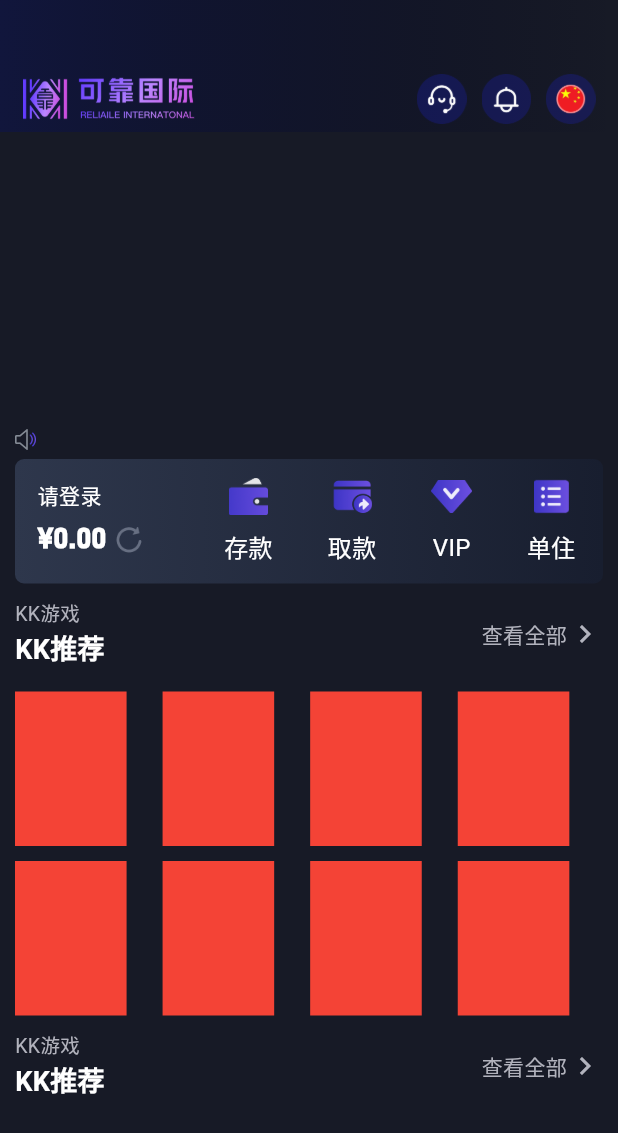
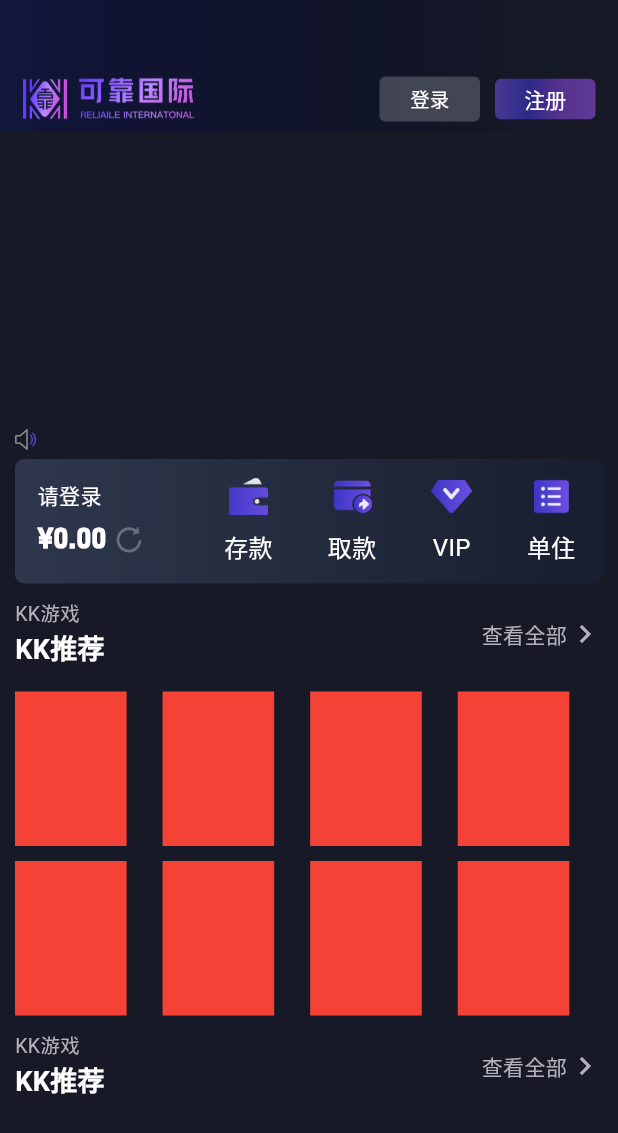
Before and after one commit to M78Code/flutter_kk_guoji, a Flutter app: the KKHomePage screen opened by its route, on a phone screen of 412 x 824 dp. Shown: the top 1133 px of the screen. Run offline on Flutter 3.47's test engine with Material 3 defaults, Android fonts, the light colour scheme and no system bars; drawn by our look-alikes of card_swiper; our stand-ins replace date_format, device_info_plus, dio, flutter_screenutil, fluttertoast, get and 4 more; missing offline and left inert: dart:ffi; accounts and stored records are empty; network calls fail; Roboto replaces fonts that are missing (DINPro-Bold); project files that could hold a hidden picture were left out.

Commit message:
处理点击导航没反应问题

```diff
--- a/lib/pages/account/login/logic.dart
+++ b/lib/pages/account/login/logic.dart
@@ -1,5 +1,6 @@
 
 import 'package:get/get.dart';
+import 'package:kkguoji/base/logic/gloabal_state_controller.dart';
 import 'dart:math';
 
 import 'package:kkguoji/services/cache_key.dart';
@@ -14,6 +15,8 @@ class LoginLogic extends GetxController {
   final RxBool psdObscure = true.obs;
   final RxBool savePassword = false.obs;
   final RxBool canLogin  = false.obs;
+
+  final globalController = Get.find<GlobalStateController>();
 
 
   final RxList<int> verCodeImageBytes = RxList<int>();
@@ -92,6 +95,7 @@ class LoginLogic extends GetxController {
         HttpConfig.login, method: "post", params: params);
     if (result["code"] == 200) {
       ShowToast.showToast("登录成功");
+      globalController.isLogin.value = true;
       SqliteUtil().setString(CacheKey.apiToken, result["data"]["token"]);
       SqliteUtil().setString(CacheKey.accountKey, accountText);
       if(savePassword.value) {
--- a/lib/pages/home/view/home_page.dart
+++ b/lib/pages/home/view/home_page.dart
@@ -10,12 +10,16 @@ import 'package:kkguoji/pages/home/view/home_sports_widget.dart';
 import 'package:kkguoji/pages/home/view/home_ticket_widget.dart';
 import 'package:kkguoji/pages/home/view/home_top_widget.dart';
 
+import '../../../base/logic/gloabal_state_controller.dart';
+
 class KKHomePage extends GetView<HomeLogic> {
 
-
+  final controller = Get.find<HomeLogic>();
+  final globalController = Get.find<GlobalStateController>();
   @override
   Widget build(BuildContext context) {
-    final controller = Get.find<HomeLogic>();
+
+
 
     return Scaffold(
       body: Stack(
@@ -160,7 +164,9 @@ class KKHomePage extends GetView<HomeLogic> {
               )
             ),
           ),
-          const Positioned(child:KKHomeTopWidget(),),
+          Positioned(child:Obx((){
+            return KKHomeTopWidget(globalController.isLogin.value);
+          }),),
         ],
       ),
     );
--- a/lib/pages/home/view/home_top_widget.dart
+++ b/lib/pages/home/view/home_top_widget.dart
@@ -2,13 +2,16 @@
 import 'dart:ffi';
 
 import 'package:flutter/material.dart';
+import 'package:get/get.dart';
+import 'package:kkguoji/base/logic/gloabal_state_controller.dart';
 import 'package:kkguoji/utils/account_service.dart';
 import 'package:kkguoji/utils/route_util.dart';
 
 import '../../../routes/routes.dart';
 
 class KKHomeTopWidget extends StatelessWidget {
-  const KKHomeTopWidget({super.key});
+  bool isLogin;
+  KKHomeTopWidget(this.isLogin, {super.key});
 
   @override
   Widget build(BuildContext context) {
@@ -30,7 +33,7 @@ class KKHomeTopWidget extends StatelessWidget {
             Row(
               mainAxisAlignment:MainAxisAlignment.start,
               crossAxisAlignment: CrossAxisAlignment.center,
-              children: AccountService().isLogin ? [
+              children: isLogin ? [
                 SizedBox(
                     width: 33,
                     height: 33,
--- a/lib/pages/main/binding/bindings.dart
+++ b/lib/pages/main/binding/bindings.dart
@@ -1,4 +1,5 @@
 import 'package:get/get.dart';
+import 'package:kkguoji/base/logic/gloabal_state_controller.dart';
 import 'package:kkguoji/pages/home/logic/logic.dart';
 import 'package:kkguoji/pages/main/logic/main_logic.dart';
 
@@ -6,6 +7,7 @@ class mainBinding extends Bindings {
   @override
   void dependencies() {
     // TODO: implement dependencies
+    Get.lazyPut(() => GlobalStateController());
     Get.lazyPut(()=> MainPageLogic());
     Get.lazyPut(() => HomeLogic());
   }
--- a/lib/pages/main/view/main_page.dart
+++ b/lib/pages/main/view/main_page.dart
@@ -34,7 +34,7 @@ class _KKMainPageState extends State<KKMainPage> {
   ];
   final controller = Get.find<MainPageLogic>();
 
-  final List _pages = [KKHomePage(), const KKGamesPage(), const RechangePage(),const ActivityPage(),const MinePage()];
+  final List _pages = [KKHomePage(), const KKGamesPage(), const RechangePage(), ActivityPage(),const MinePage()];
 
   @override
   Widget build(BuildContext context) {
@@ -48,7 +48,9 @@ class _KKMainPageState extends State<KKMainPage> {
       //   // the App.build method, and use it to set our appbar title.
       //   title: Text(widget.title),
       // ),
-      body: _pages[controller.currentIndex.value],
+      body: Obx((){
+        return _pages[controller.currentIndex.value];
+      }),
       bottomNavigationBar: Obx((){
         return BottomNavigationBar(
           items: _barItems,
--- a/lib/utils/account_service.dart
+++ b/lib/utils/account_service.dart
@@ -1,7 +1,9 @@
 
 import 'package:kkguoji/utils/sqlite_util.dart';
 
+import '../base/logic/gloabal_state_controller.dart';
 import '../services/cache_key.dart';
+import 'package:get/get.dart';
 
 class AccountService {
   // 如果一个函数的构造方法并不总是返回一个新的对象的时候，可以使用factory，
@@ -16,6 +18,9 @@ class AccountService {
   // 静态变量_instance，存储唯一对象
   static AccountService? _instance;
   bool? _isLogin;
+
+  final globalController = Get.find<GlobalStateController>();
+
 
 
   // 私有的命名式构造方法，通过它可以实现一个类可以有多个构造函数，
@@ -32,7 +37,6 @@ class AccountService {
   }
 
   bool get isLogin {
-
       if(SqliteUtil().getString(CacheKey.apiToken) != null) {
          _isLogin = true;
       }else {
```
Also changed, not shown: lib/base/logic/gloabal_state_controller.dart (added, +20 -0 lines), pubspec.lock.
